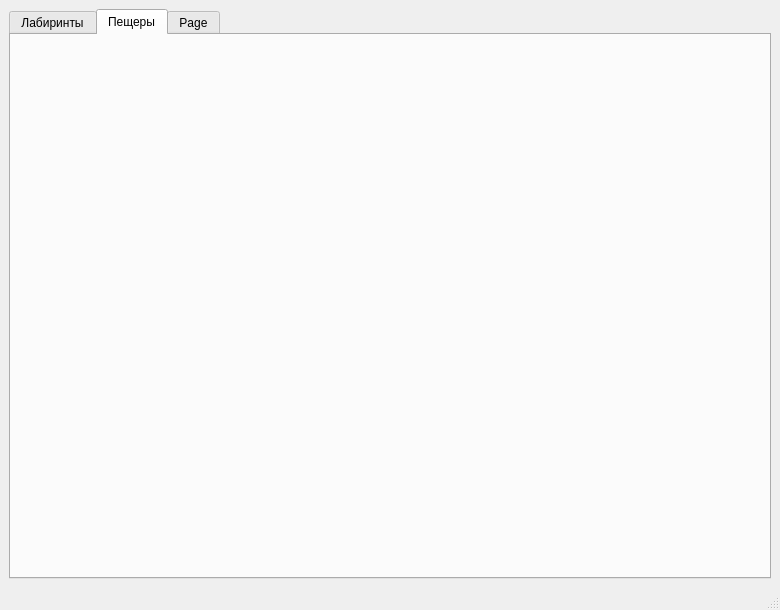
The window that src/maze/mainwindow.ui (pi-svetlana/Maze) describes before a commit, drawn with Qt 5.
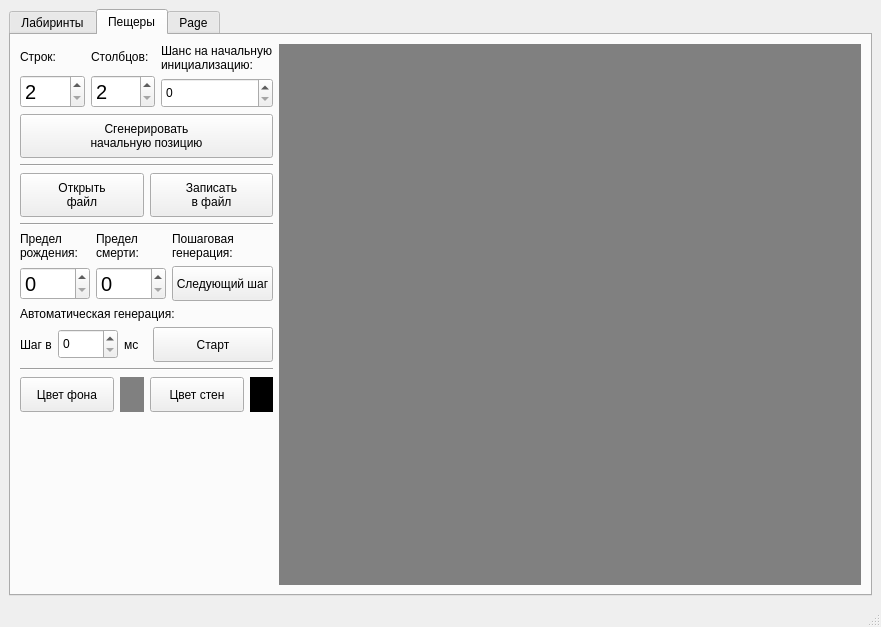
The same window after the commit. The open tabs and pages were chosen to show the change. Custom widgets are drawn as their Qt base class.

```diff
--- a/src/maze/mainwindow.ui
+++ b/src/maze/mainwindow.ui
@@ -6,8 +6,8 @@
    <rect>
     <x>0</x>
     <y>0</y>
-    <width>780</width>
-    <height>610</height>
+    <width>881</width>
+    <height>615</height>
    </rect>
   </property>
   <property name="minimumSize">
@@ -20,7 +20,7 @@
    <string>Лабиринты и пещеры</string>
   </property>
   <widget class="QWidget" name="centralwidget">
-   <layout class="QHBoxLayout" name="horizontalLayout_5">
+   <layout class="QVBoxLayout" name="verticalLayout_6">
     <item>
      <widget class="QTabWidget" name="tabWidget">
       <property name="minimumSize">
@@ -36,15 +36,16 @@
        <attribute name="title">
         <string>Лабиринты</string>
        </attribute>
-       <layout class="QHBoxLayout" name="horizontalLayout_6">
+       <layout class="QHBoxLayout" name="horizontalLayout_11">
         <item>
          <layout class="QHBoxLayout" name="horizontalLayout_4" stretch="1,4">
-          <item>
-           <layout class="QVBoxLayout" name="verticalLayout_6">
+          <property name="spacing">
+           <number>20</number>
+          </property>
             <item>
              <layout class="QVBoxLayout" name="verticalLayout">
               <item>
-               <layout class="QHBoxLayout" name="horizontalLayout">
+             <layout class="QHBoxLayout" name="horizontalLayout" stretch="1,1,1">
                 <item>
                  <layout class="QVBoxLayout" name="verticalLayout_2">
                   <item>
@@ -63,7 +64,7 @@
                    <widget class="QSpinBox" name="rows">
                     <property name="minimumSize">
                      <size>
-                      <width>0</width>
+                    <width>65</width>
                       <height>30</height>
                      </size>
                     </property>
@@ -100,7 +101,7 @@
                    <widget class="QSpinBox" name="cols">
                     <property name="minimumSize">
                      <size>
-                      <width>0</width>
+                    <width>65</width>
                       <height>30</height>
                      </size>
                     </property>
@@ -116,8 +117,6 @@
                      <number>50</number>
                     </property>
                    </widget>
-                  </item>
-                 </layout>
                 </item>
                </layout>
               </item>
@@ -126,7 +125,7 @@
                 <property name="minimumSize">
                  <size>
                   <width>0</width>
-                  <height>44</height>
+                  <height>60</height>
                  </size>
                 </property>
                 <property name="font">
@@ -135,11 +134,21 @@
                  </font>
                 </property>
                 <property name="text">
-                 <string>Сгенерировать идеальный
+                 <string>Сгенерировать
+идеальный
 лабиринт</string>
                 </property>
                </widget>
               </item>
+             </layout>
+            </item>
+            <item>
+             <widget class="Line" name="line_3">
+              <property name="orientation">
+               <enum>Qt::Horizontal</enum>
+              </property>
+             </widget>
+            </item>
               <item>
                <layout class="QHBoxLayout" name="horizontalLayout_2">
                 <item>
@@ -182,7 +191,12 @@
                 </item>
                </layout>
               </item>
-             </layout>
+            <item>
+             <widget class="Line" name="line_2">
+              <property name="orientation">
+               <enum>Qt::Horizontal</enum>
+              </property>
+             </widget>
             </item>
             <item>
              <layout class="QVBoxLayout" name="verticalLayout_5">
@@ -251,7 +265,14 @@
              </layout>
             </item>
             <item>
-             <layout class="QGridLayout" name="gridLayout" columnstretch="5,1">
+             <widget class="Line" name="line">
+              <property name="orientation">
+               <enum>Qt::Horizontal</enum>
+              </property>
+             </widget>
+            </item>
+            <item>
+             <layout class="QGridLayout" name="gridLayout" columnstretch="7,1">
               <item row="0" column="1">
                <widget class="QWidget" name="bg_color" native="true">
                 <property name="styleSheet">
@@ -323,7 +344,7 @@
               <property name="sizeHint" stdset="0">
                <size>
                 <width>20</width>
-                <height>40</height>
+                <height>14</height>
                </size>
               </property>
              </spacer>
@@ -351,6 +372,394 @@
        <attribute name="title">
         <string>Пещеры</string>
        </attribute>
+       <layout class="QHBoxLayout" name="horizontalLayout_12">
+        <item>
+         <layout class="QHBoxLayout" name="horizontalLayout_8" stretch="1,4">
+          <item>
+           <layout class="QVBoxLayout" name="verticalLayout_10">
+            <item>
+             <layout class="QHBoxLayout" name="horizontalLayout_5">
+              <item>
+               <layout class="QVBoxLayout" name="verticalLayout_7">
+                <item>
+                 <widget class="QLabel" name="label_3">
+                  <property name="text">
+                   <string>Строк:</string>
+                  </property>
+                 </widget>
+                </item>
+                <item>
+                 <widget class="QSpinBox" name="cave_rows">
+                  <property name="minimumSize">
+                   <size>
+                    <width>0</width>
+                    <height>30</height>
+                   </size>
+                  </property>
+                  <property name="font">
+                   <font>
+                    <pointsize>15</pointsize>
+                   </font>
+                  </property>
+                  <property name="minimum">
+                   <number>2</number>
+                  </property>
+                  <property name="maximum">
+                   <number>50</number>
+                  </property>
+                 </widget>
+                </item>
+               </layout>
+              </item>
+              <item>
+               <layout class="QVBoxLayout" name="verticalLayout_8">
+                <item>
+                 <widget class="QLabel" name="label_4">
+                  <property name="text">
+                   <string>Столбцов:</string>
+                  </property>
+                 </widget>
+                </item>
+                <item>
+                 <widget class="QSpinBox" name="cave_cols">
+                  <property name="minimumSize">
+                   <size>
+                    <width>0</width>
+                    <height>30</height>
+                   </size>
+                  </property>
+                  <property name="font">
+                   <font>
+                    <pointsize>15</pointsize>
+                   </font>
+                  </property>
+                  <property name="minimum">
+                   <number>2</number>
+                  </property>
+                  <property name="maximum">
+                   <number>50</number>
+                  </property>
+                 </widget>
+                </item>
+               </layout>
+              </item>
+              <item>
+               <layout class="QVBoxLayout" name="verticalLayout_9">
+                <item>
+                 <widget class="QLabel" name="label_7">
+                  <property name="text">
+                   <string>Шанс на начальную
+инициализацию:</string>
+                  </property>
+                 </widget>
+                </item>
+                <item>
+                 <widget class="QSpinBox" name="chance">
+                  <property name="minimumSize">
+                   <size>
+                    <width>0</width>
+                    <height>30</height>
+                   </size>
+                  </property>
+                 </widget>
+                </item>
+               </layout>
+              </item>
+             </layout>
+            </item>
+            <item>
+             <widget class="QPushButton" name="generate_cave_btn">
+              <property name="minimumSize">
+               <size>
+                <width>0</width>
+                <height>44</height>
+               </size>
+              </property>
+              <property name="text">
+               <string>Сгенерировать
+начальную позицию</string>
+              </property>
+             </widget>
+            </item>
+            <item>
+             <widget class="Line" name="line_4">
+              <property name="orientation">
+               <enum>Qt::Horizontal</enum>
+              </property>
+             </widget>
+            </item>
+            <item>
+             <layout class="QHBoxLayout" name="horizontalLayout_9">
+              <item>
+               <widget class="QPushButton" name="open_cave_btn">
+                <property name="minimumSize">
+                 <size>
+                  <width>0</width>
+                  <height>44</height>
+                 </size>
+                </property>
+                <property name="text">
+                 <string>Открыть
+файл</string>
+                </property>
+               </widget>
+              </item>
+              <item>
+               <widget class="QPushButton" name="save_cave_btn">
+                <property name="minimumSize">
+                 <size>
+                  <width>0</width>
+                  <height>44</height>
+                 </size>
+                </property>
+                <property name="text">
+                 <string>Записать
+в файл</string>
+                </property>
+               </widget>
+              </item>
+             </layout>
+            </item>
+            <item>
+             <widget class="Line" name="line_5">
+              <property name="orientation">
+               <enum>Qt::Horizontal</enum>
+              </property>
+             </widget>
+            </item>
+            <item>
+             <layout class="QGridLayout" name="gridLayout_2">
+              <item row="1" column="2">
+               <widget class="QPushButton" name="next_step_btn">
+                <property name="minimumSize">
+                 <size>
+                  <width>0</width>
+                  <height>35</height>
+                 </size>
+                </property>
+                <property name="text">
+                 <string>Следующий шаг</string>
+                </property>
+               </widget>
+              </item>
+              <item row="0" column="1">
+               <widget class="QLabel" name="label_6">
+                <property name="text">
+                 <string>Предел
+смерти:</string>
+                </property>
+               </widget>
+              </item>
+              <item row="1" column="0">
+               <widget class="QSpinBox" name="birth_limit">
+                <property name="minimumSize">
+                 <size>
+                  <width>70</width>
+                  <height>30</height>
+                 </size>
+                </property>
+                <property name="font">
+                 <font>
+                  <pointsize>15</pointsize>
+                 </font>
+                </property>
+                <property name="maximum">
+                 <number>7</number>
+                </property>
+               </widget>
+              </item>
+              <item row="0" column="2">
+               <widget class="QLabel" name="label_8">
+                <property name="text">
+                 <string>Пошаговая
+генерация:</string>
+                </property>
+               </widget>
+              </item>
+              <item row="0" column="0">
+               <widget class="QLabel" name="label_5">
+                <property name="text">
+                 <string>Предел
+рождения:</string>
+                </property>
+               </widget>
+              </item>
+              <item row="1" column="1">
+               <widget class="QSpinBox" name="death_limit">
+                <property name="minimumSize">
+                 <size>
+                  <width>70</width>
+                  <height>30</height>
+                 </size>
+                </property>
+                <property name="font">
+                 <font>
+                  <pointsize>15</pointsize>
+                 </font>
+                </property>
+                <property name="maximum">
+                 <number>7</number>
+                </property>
+               </widget>
+              </item>
+             </layout>
+            </item>
+            <item>
+             <widget class="QLabel" name="label_9">
+              <property name="text">
+               <string>Автоматическая генерация:</string>
+              </property>
+             </widget>
+            </item>
+            <item>
+             <layout class="QHBoxLayout" name="horizontalLayout_6">
+              <item>
+               <widget class="QLabel" name="label_10">
+                <property name="text">
+                 <string>Шаг в</string>
+                </property>
+               </widget>
+              </item>
+              <item>
+               <widget class="QSpinBox" name="interval">
+                <property name="minimumSize">
+                 <size>
+                  <width>60</width>
+                  <height>30</height>
+                 </size>
+                </property>
+               </widget>
+              </item>
+              <item>
+               <widget class="QLabel" name="label_11">
+                <property name="text">
+                 <string>мс</string>
+                </property>
+               </widget>
+              </item>
+              <item>
+               <spacer name="horizontalSpacer">
+                <property name="orientation">
+                 <enum>Qt::Horizontal</enum>
+                </property>
+                <property name="sizeHint" stdset="0">
+                 <size>
+                  <width>40</width>
+                  <height>20</height>
+                 </size>
+                </property>
+               </spacer>
+              </item>
+              <item>
+               <widget class="QPushButton" name="auto_gen_btn">
+                <property name="minimumSize">
+                 <size>
+                  <width>120</width>
+                  <height>35</height>
+                 </size>
+                </property>
+                <property name="text">
+                 <string>Старт</string>
+                </property>
+               </widget>
+              </item>
+             </layout>
+            </item>
+            <item>
+             <widget class="Line" name="line_7">
+              <property name="orientation">
+               <enum>Qt::Horizontal</enum>
+              </property>
+             </widget>
+            </item>
+            <item>
+             <layout class="QHBoxLayout" name="horizontalLayout_7" stretch="4,1,4,1">
+              <item>
+               <widget class="QPushButton" name="cave_bg_color_btn">
+                <property name="minimumSize">
+                 <size>
+                  <width>90</width>
+                  <height>35</height>
+                 </size>
+                </property>
+                <property name="text">
+                 <string>Цвет фона</string>
+                </property>
+               </widget>
+              </item>
+              <item>
+               <widget class="QWidget" name="widget" native="true">
+                <property name="minimumSize">
+                 <size>
+                  <width>0</width>
+                  <height>20</height>
+                 </size>
+                </property>
+                <property name="styleSheet">
+                 <string notr="true">background-color:gray</string>
+                </property>
+               </widget>
+              </item>
+              <item>
+               <widget class="QPushButton" name="cave_wall_color_btn">
+                <property name="minimumSize">
+                 <size>
+                  <width>90</width>
+                  <height>35</height>
+                 </size>
+                </property>
+                <property name="text">
+                 <string>Цвет стен</string>
+                </property>
+               </widget>
+              </item>
+              <item>
+               <widget class="QWidget" name="widget_2" native="true">
+                <property name="minimumSize">
+                 <size>
+                  <width>0</width>
+                  <height>20</height>
+                 </size>
+                </property>
+                <property name="styleSheet">
+                 <string notr="true">background-color:black
+</string>
+                </property>
+               </widget>
+              </item>
+             </layout>
+            </item>
+            <item>
+             <spacer name="verticalSpacer_2">
+              <property name="orientation">
+               <enum>Qt::Vertical</enum>
+              </property>
+              <property name="sizeHint" stdset="0">
+               <size>
+                <width>20</width>
+                <height>48</height>
+               </size>
+              </property>
+             </spacer>
+            </item>
+           </layout>
+          </item>
+          <item>
+           <widget class="QWidget" name="widget_3" native="true">
+            <property name="minimumSize">
+             <size>
+              <width>500</width>
+              <height>500</height>
+             </size>
+            </property>
+            <property name="styleSheet">
+             <string notr="true">background-color:gray</string>
+            </property>
+           </widget>
+          </item>
+         </layout>
+        </item>
+       </layout>
       </widget>
       <widget class="QWidget" name="tab_3">
        <attribute name="title">
@@ -367,7 +776,7 @@
     <rect>
      <x>0</x>
      <y>0</y>
-     <width>780</width>
+     <width>881</width>
      <height>24</height>
     </rect>
    </property>
```
Lines whose indentation alone changed are shown as unchanged.
